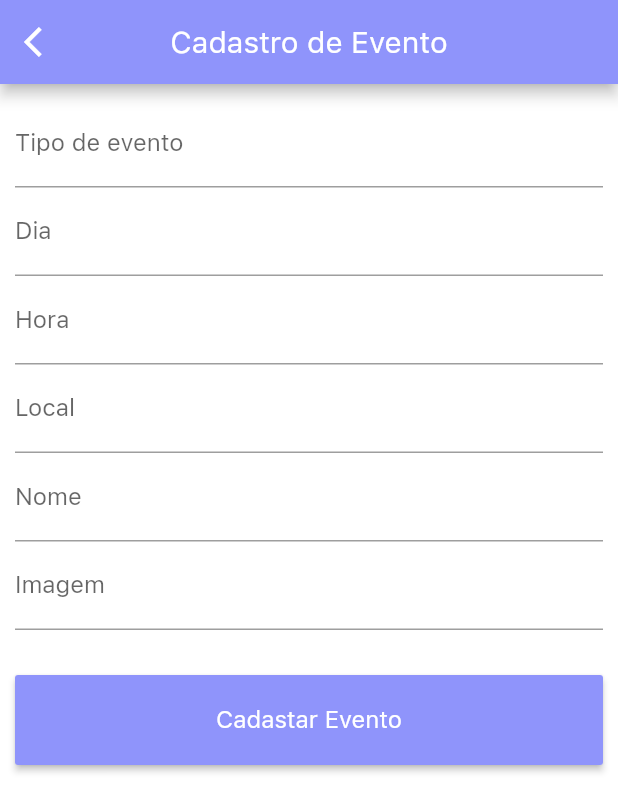
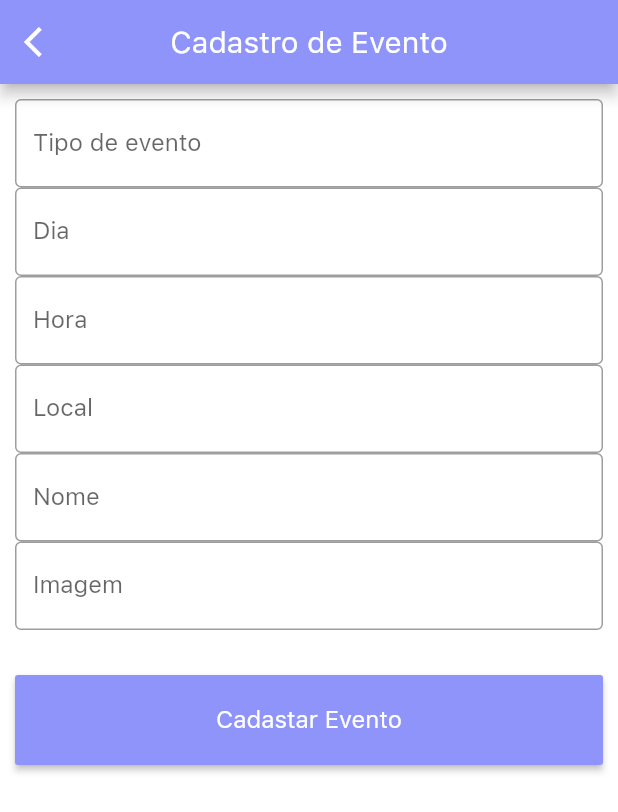
Before and after one commit to jppedro/innpresa, a Flutter app: the FormEvento screen opened directly, on a phone screen of 412 x 824 dp. Shown: the top 812 px of the screen. Run offline on Flutter 3.47's test engine with Material 2 defaults, Android fonts, the phone set to English and light mode, and no system bars; our stand-ins replace cloud_firestore, firebase_auth, firebase_core, shared_preferences, simple_animations; accounts and stored records are empty; network calls fail; project files that could hold a hidden picture were left out.

Commit message:
mudanças nas caixas de texto

```diff
--- a/innpresa/innpresa/lib/form_cadastro_evento/form_evento_screen.dart
+++ b/innpresa/innpresa/lib/form_cadastro_evento/form_evento_screen.dart
@@ -48,11 +48,13 @@ class _FormEventoState extends State<FormEvento> {
             TextFormField(
                 controller: _tipoDeEventoController,
                 keyboardType: TextInputType.text,
-                decoration: InputDecoration(labelText: "Tipo de evento")),
+                decoration: InputDecoration(
+                    labelText: "Tipo de evento", border: OutlineInputBorder())),
             TextFormField(
                 controller: _diaController,
                 keyboardType: TextInputType.text,
-                decoration: InputDecoration(labelText: "Dia")),
+                decoration: InputDecoration(
+                    labelText: "Dia", border: OutlineInputBorder())),
             // DropdownButtonFormField<String>(
             //     //value: racaEvento,
             //     decoration: InputDecoration(labelText: "Selecione a raça"),
@@ -75,15 +77,19 @@ class _FormEventoState extends State<FormEvento> {
             TextFormField(
                 controller: _horaController,
                 keyboardType: TextInputType.text,
-                decoration: InputDecoration(labelText: "Hora")),
+                decoration: InputDecoration(
+                    labelText: "Hora", border: OutlineInputBorder())),
             TextFormField(
                 controller: _localController,
                 keyboardType: TextInputType.text,
-                decoration: InputDecoration(labelText: "Local")),
+                decoration: InputDecoration(
+                    labelText: "Local", border: OutlineInputBorder())),
             TextFormField(
-                controller: _nomeController,
-                keyboardType: TextInputType.text,
-                decoration: InputDecoration(labelText: "Nome")),
+              controller: _nomeController,
+              keyboardType: TextInputType.text,
+              decoration: InputDecoration(
+                  labelText: "Nome", border: OutlineInputBorder()),
+            ),
             /*StreamBuilder<QuerySnapshot>(
                 stream: FirebaseFirestore.instance
                     .collection("funcionarios")
@@ -116,7 +122,8 @@ class _FormEventoState extends State<FormEvento> {
             TextFormField(
                 controller: _imagemController,
                 keyboardType: TextInputType.text,
-                decoration: InputDecoration(labelText: "Imagem")),
+                decoration: InputDecoration(
+                    labelText: "Imagem", border: OutlineInputBorder())),
             SizedBox(
               height: 10,
             ),
```
